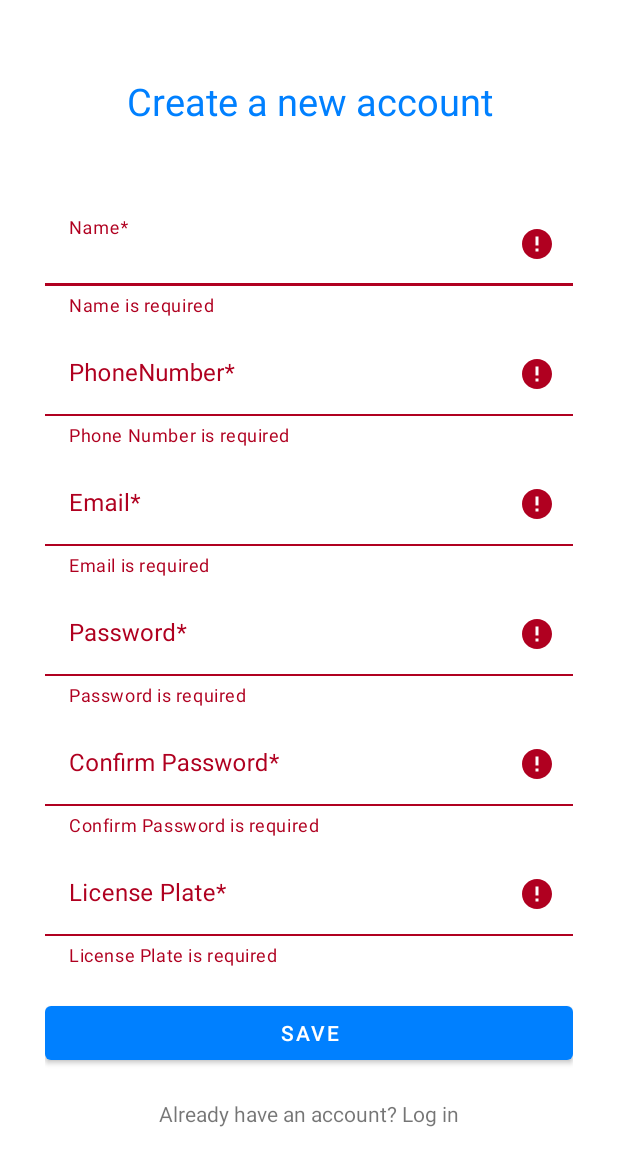
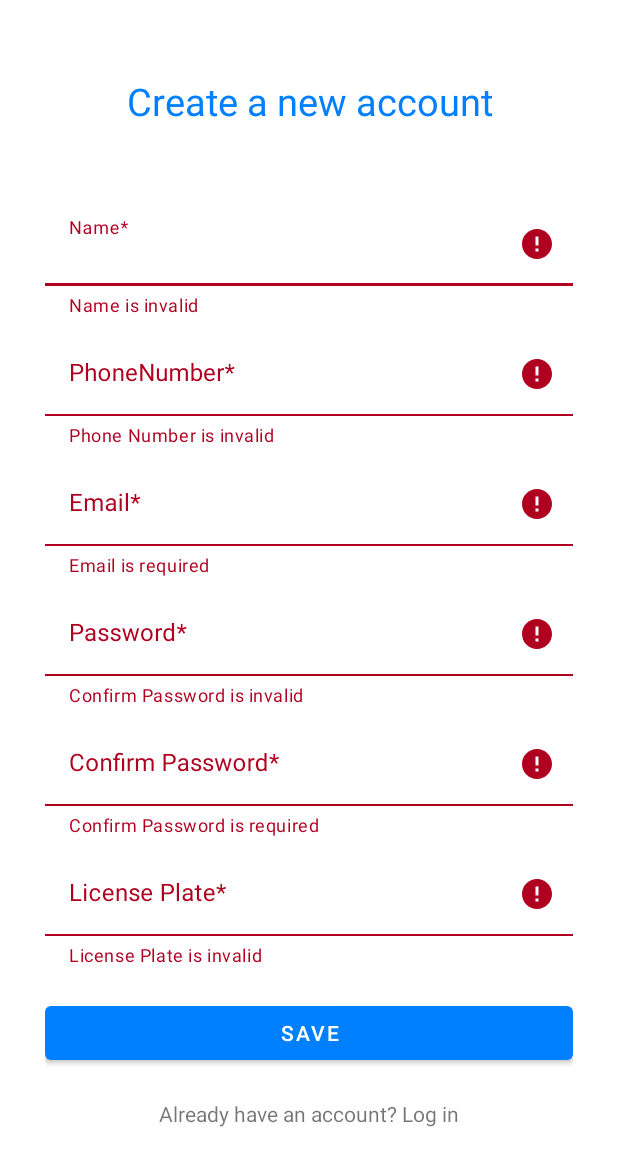
Before and after one commit to PieterAp/codeTAES, an Android app: the RegisterActivity screen opened directly, with no data from a screen before it, after a tap on "SAVE", on a phone screen of 412 x 824 dp. Shown: the top 1166 px of the screen. Run offline under Robolectric (Android 15) with nearby library versions, the phone set to English and light mode, and no system bars; our stand-ins replace Volley.

Commit message:
PRJ-2 create regex for phone number/name/licence plate

```diff
--- a/app/src/main/java/com/example/fastuga/RegisterActivity.kt
+++ b/app/src/main/java/com/example/fastuga/RegisterActivity.kt
@@ -127,6 +127,9 @@ class RegisterActivity : AppCompatActivity() {
 
 
         val emailPattern = "[a-zA-Z0-9._-]+@[a-z]+\\.+[a-z]+"
+        val phoneNumberPattern = "^[+]?[0-9]{9,13}\$"
+        val namePattern = "^[A-z][\\sA-z]*\$"
+        val licencePlatePattern = "(^(?:[A-Z]{2}-\\d{2}-\\d{2})|(?:\\d{2}-[A-Z]{2}-\\d{2})|(?:\\d{2}-\\d{2}-[A-Z]{2})|(?:[A-Z]{2}-\\d{2}-[A-Z]{2})\$)"
 
         var validation = true
 
@@ -136,8 +139,20 @@ class RegisterActivity : AppCompatActivity() {
             validation = false
         }
 
+        if (!nameEditText.text.matches(namePattern.toRegex()) ){
+            textInputLayoutName.error = "Name is invalid"
+            textInputLayoutName.isErrorEnabled = true
+            validation = false
+        }
+
         if (phoneNumberEditText.length() == 0){
             textInputLayoutPhoneNumber.error = "Phone Number is required"
+            textInputLayoutPhoneNumber.isErrorEnabled = true
+            validation = false
+        }
+
+        if (!phoneNumberEditText.text.matches(phoneNumberPattern.toRegex())){
+            textInputLayoutPhoneNumber.error = "Phone Number is invalid"
             textInputLayoutPhoneNumber.isErrorEnabled = true
             validation = false
         }
@@ -164,6 +179,13 @@ class RegisterActivity : AppCompatActivity() {
             validation = false
         }
 
+        if (passwordEditText.length() < 3) {
+            //CHANGE ERROR PLACE FOR A MORE VISIBLE PLACE
+            textInputLayoutPassword.error = "Password is invalid"
+            textInputLayoutPassword.isErrorEnabled = true
+            validation = false
+        }
+
         if (confirmPasswordEditText.text.toString() != passwordEditText.text.toString()){
             textInputLayoutConfirmPassword.error = "Passwords do not match"
             textInputLayoutConfirmPassword.isErrorEnabled = true
@@ -176,11 +198,25 @@ class RegisterActivity : AppCompatActivity() {
             validation = false
         }
 
+        if (confirmPasswordEditText.length() < 3) {
+            //CHANGE ERROR PLACE FOR A MORE VISIBLE PLACE
+            textInputLayoutPassword.error = "Confirm Password is invalid"
+            textInputLayoutPassword.isErrorEnabled = true
+            validation = false
+        }
+
         if (licensePlateEditText.length() == 0){
             textInputLayoutLicensePlate.error = "License Plate is required"
             textInputLayoutLicensePlate.isErrorEnabled = true
             validation = false
         }
+
+        if (!licensePlateEditText.text.matches(licencePlatePattern.toRegex())){
+            textInputLayoutLicensePlate.error = "License Plate is invalid"
+            textInputLayoutLicensePlate.isErrorEnabled = true
+            validation = false
+        }
+
         return validation
 
     }
```
